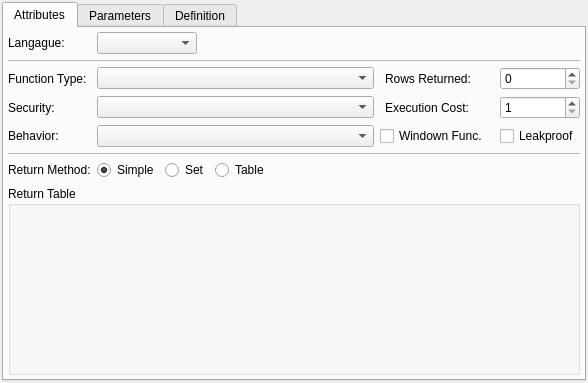
Qt form libpgmodeler_ui/ui/functionwidget.ui (pgmodeler/pgmodeler) before a commit.
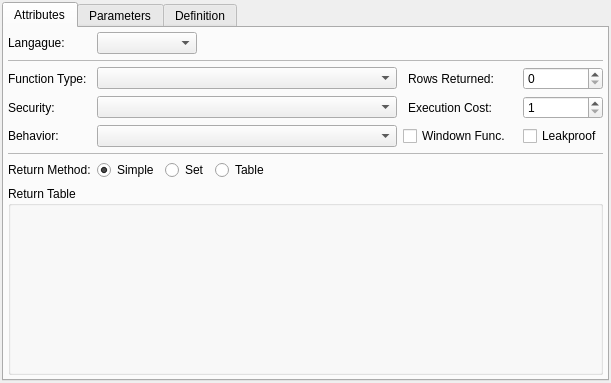
The same form after that commit.

The edit to the form file:
```diff
--- a/libpgmodeler_ui/ui/functionwidget.ui
+++ b/libpgmodeler_ui/ui/functionwidget.ui
@@ -6,7 +6,7 @@
    <rect>
     <x>0</x>
     <y>0</y>
-    <width>588</width>
+    <width>611</width>
     <height>383</height>
    </rect>
   </property>
```
Left out of the diff: 2 changed lines with no effect on the pictures.
